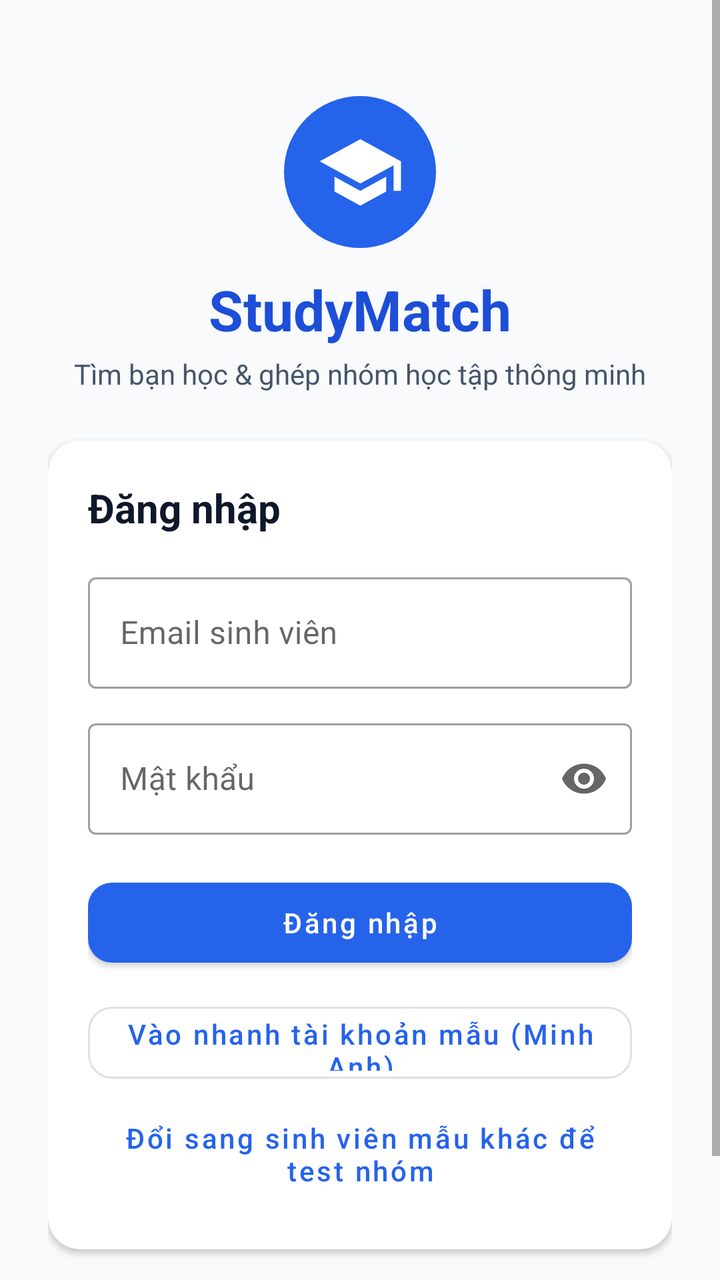
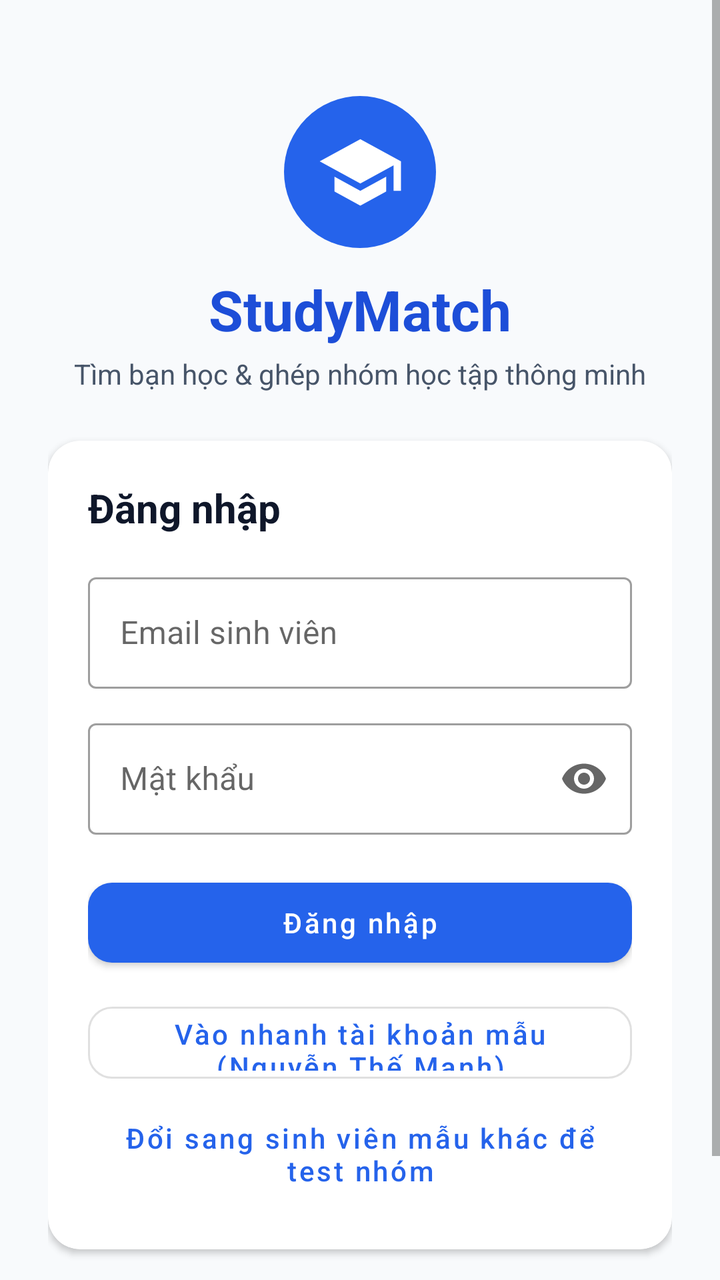

Screens rendered from an Android XML layout before and after an edit, with the pre-edit source and the edit as a unified diff.
<!-- AndroidManifest.xml: activity theme Theme.StudyMatch.NoActionBar -->
<!-- res/layout/activity_login.xml -->
<?xml version="1.0" encoding="utf-8"?>
<ScrollView xmlns:android="http://schemas.android.com/apk/res/android"
    xmlns:app="http://schemas.android.com/apk/res-auto"
    xmlns:tools="http://schemas.android.com/tools"
    android:layout_width="match_parent"
    android:layout_height="match_parent"
    android:fillViewport="true"
    tools:ignore="HardcodedText">

    <LinearLayout
        android:layout_width="match_parent"
        android:layout_height="wrap_content"
        android:orientation="vertical"
        android:gravity="center_horizontal"
        android:padding="24dp">

        <ImageView
            android:layout_width="76dp"
            android:layout_height="76dp"
            android:layout_marginTop="24dp"
            android:src="@drawable/ic_launcher"
            android:contentDescription="@string/app_name" />

        <TextView
            android:layout_width="wrap_content"
            android:layout_height="wrap_content"
            android:layout_marginTop="12dp"
            android:text="@string/app_name"
            android:textSize="28sp"
            android:textStyle="bold"
            android:textColor="@color/primary_dark" />

        <TextView
            android:layout_width="wrap_content"
            android:layout_height="wrap_content"
            android:layout_marginTop="4dp"
            android:gravity="center"
            android:text="@string/app_tagline"
            android:textSize="14sp"
            android:textColor="@color/text_secondary" />

        <com.google.android.material.card.MaterialCardView
            android:layout_width="match_parent"
            android:layout_height="wrap_content"
            android:layout_marginTop="24dp"
            app:cardCornerRadius="16dp"
            app:cardElevation="2dp"
            app:cardBackgroundColor="@color/bg_card">

            <LinearLayout
                android:layout_width="match_parent"
                android:layout_height="wrap_content"
                android:orientation="vertical"
                android:padding="20dp">

                <TextView
                    android:layout_width="wrap_content"
                    android:layout_height="wrap_content"
                    android:text="Đăng nhập"
                    android:textSize="20sp"
                    android:textStyle="bold"
                    android:textColor="@color/text_primary" />

                <com.google.android.material.textfield.TextInputLayout
                    style="@style/Widget.MaterialComponents.TextInputLayout.OutlinedBox"
                    android:layout_width="match_parent"
                    android:layout_height="wrap_content"
                    android:layout_marginTop="16dp"
                    android:hint="Email sinh viên">

                    <com.google.android.material.textfield.TextInputEditText
                        android:id="@+id/etEmail"
                        android:layout_width="match_parent"
                        android:layout_height="wrap_content"
                        android:inputType="textEmailAddress" />
                </com.google.android.material.textfield.TextInputLayout>

                <com.google.android.material.textfield.TextInputLayout
                    style="@style/Widget.MaterialComponents.TextInputLayout.OutlinedBox"
                    android:layout_width="match_parent"
                    android:layout_height="wrap_content"
                    android:layout_marginTop="12dp"
                    android:hint="Mật khẩu"
                    app:endIconMode="password_toggle">

                    <com.google.android.material.textfield.TextInputEditText
                        android:id="@+id/etPassword"
                        android:layout_width="match_parent"
                        android:layout_height="wrap_content"
                        android:inputType="textPassword" />
                </com.google.android.material.textfield.TextInputLayout>

                <com.google.android.material.button.MaterialButton
                    android:id="@+id/btnLogin"
                    android:layout_width="match_parent"
                    android:layout_height="52dp"
                    android:layout_marginTop="18dp"
                    android:text="Đăng nhập"
                    android:textAllCaps="false"
                    app:cornerRadius="12dp" />

                <com.google.android.material.button.MaterialButton
                    android:id="@+id/btnDemoQuick"
                    style="@style/Widget.MaterialComponents.Button.OutlinedButton"
                    android:layout_width="match_parent"
                    android:layout_height="48dp"
                    android:layout_marginTop="10dp"
                    android:text="Vào nhanh tài khoản mẫu (Minh Anh)"
                    android:textAllCaps="false"
                    app:cornerRadius="12dp" />

                <com.google.android.material.button.MaterialButton
                    android:id="@+id/btnPickMockAccount"
                    style="@style/Widget.MaterialComponents.Button.TextButton"
                    android:layout_width="match_parent"
                    android:layout_height="wrap_content"
                    android:layout_marginTop="4dp"
                    android:text="Đổi sang sinh viên mẫu khác để test nhóm"
                    android:textAllCaps="false" />
            </LinearLayout>
        </com.google.android.material.card.MaterialCardView>

        <com.google.android.material.button.MaterialButton
            android:id="@+id/btnGoRegister"
            style="@style/Widget.MaterialComponents.Button.TextButton"
            android:layout_width="wrap_content"
            android:layout_height="wrap_content"
            android:layout_marginTop="12dp"
            android:text="Chưa có tài khoản? Đăng ký ngay"
            android:textAllCaps="false" />
    </LinearLayout>
</ScrollView>
<!-- resources referenced by this layout -->
<resources>
  <color name="bg_card">#FFFFFF</color>
  <color name="primary_dark">#1D4ED8</color>
  <color name="text_primary">#0F172A</color>
  <color name="text_secondary">#475569</color>
  <!-- drawable ic_launcher (drawable) -->
  <?xml version="1.0" encoding="utf-8"?>
  <layer-list xmlns:android="http://schemas.android.com/apk/res/android">
      <item>
          <shape android:shape="oval">
              <solid android:color="@color/primary" />
              <size android:width="96dp" android:height="96dp" />
          </shape>
      </item>
      <item
          android:top="20dp"
          android:bottom="20dp"
          android:left="20dp"
          android:right="20dp">
          <vector
              android:width="56dp"
              android:height="56dp"
              android:viewportWidth="24"
              android:viewportHeight="24">
              <path
                  android:fillColor="#FFFFFF"
                  android:pathData="M12,3L1,9l11,6 9,-4.91V17h2V9L12,3zM5,13.18v4L12,21l7,-3.82v-4L12,17l-7,-3.82z" />
          </vector>
      </item>
  </layer-list>
  <string name="app_name">StudyMatch</string>
  <string name="app_tagline">Tìm bạn học &amp; ghép nhóm học tập thông minh</string>
  <style name="Theme.StudyMatch.NoActionBar" parent="Theme.MaterialComponents.Light.NoActionBar">
          <item name="colorPrimary">@color/primary</item>
          <item name="colorPrimaryVariant">@color/primary_dark</item>
          <item name="colorOnPrimary">@color/white</item>
          <item name="colorSecondary">@color/secondary</item>
          <item name="colorOnSecondary">@color/white</item>
          <item name="android:statusBarColor">@color/primary_dark</item>
          <item name="android:windowBackground">@color/bg_screen</item>
      </style>
  <color name="primary">#2563EB</color>
  <color name="white">#FFFFFF</color>
  <color name="secondary">#0D9488</color>
  <color name="bg_screen">#F8FAFC</color>
</resources>

<!-- the commit's change to res/layout/activity_login.xml (unified diff, before → after) -->
@@ -105,7 +105,7 @@
                     android:layout_width="match_parent"
                     android:layout_height="48dp"
                     android:layout_marginTop="10dp"
-                    android:text="Vào nhanh tài khoản mẫu (Minh Anh)"
+                    android:text="Vào nhanh tài khoản mẫu (Nguyễn Thế Mạnh)"
                     android:textAllCaps="false"
                     app:cornerRadius="12dp" />
 
